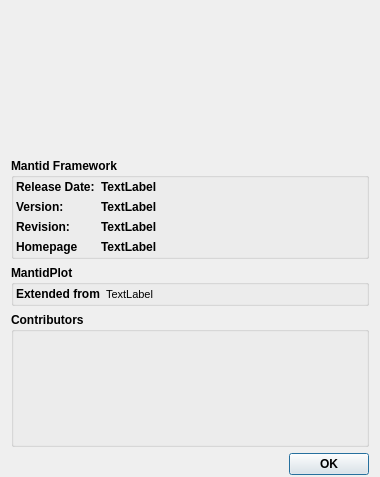
First picture: the form in Code/Mantid/MantidPlot/src/Mantid/MantidAbout.ui, repository mantidproject/mantid, before the edit.
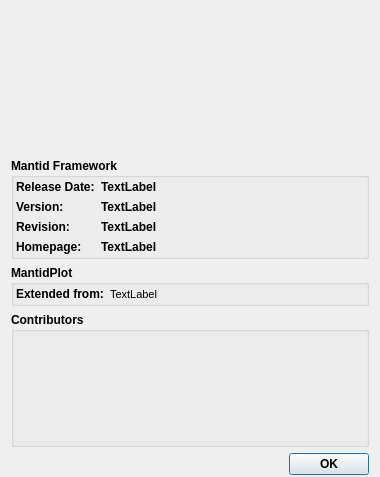
Second picture: the form after the edit. Icons and pictures are not drawn.

Commit message: Refs #7830 - Tidy up About window.

Patch:
```diff
--- a/Code/Mantid/MantidPlot/src/Mantid/MantidAbout.ui
+++ b/Code/Mantid/MantidPlot/src/Mantid/MantidAbout.ui
@@ -93,7 +93,7 @@
         <item row="4" column="0">
          <widget class="QLabel" name="mantidlabel">
           <property name="text">
-           <string>Homepage</string>
+           <string>Homepage:</string>
           </property>
          </widget>
         </item>
@@ -140,7 +140,7 @@
         <item row="1" column="0">
          <widget class="QLabel" name="builitusing_label">
           <property name="text">
-           <string>Extended from</string>
+           <string>Extended from:</string>
           </property>
          </widget>
         </item>
```
